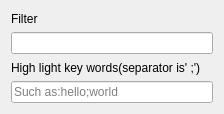
Qt form Source/ToolBox/ToolBoxUI/xToolsToolBoxUiOutputMenu.ui (x-tools-author/x-tools) before a commit.
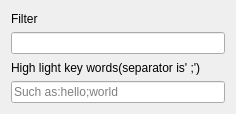
The same form after that commit.

Diff of the .ui file:
```diff
--- a/Source/ToolBox/ToolBoxUI/xToolsToolBoxUiOutputMenu.ui
+++ b/Source/ToolBox/ToolBoxUI/xToolsToolBoxUiOutputMenu.ui
@@ -6,7 +6,7 @@
    <rect>
     <x>0</x>
     <y>0</y>
-    <width>224</width>
+    <width>236</width>
     <height>114</height>
    </rect>
   </property>
```
Left out of the diff: 4 changed lines with no effect on the pictures.
